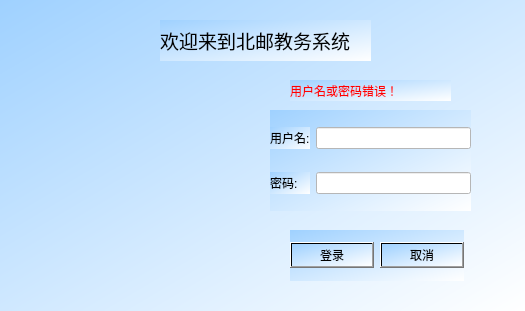
This is source/login.ui in laddie132/Academic-Management-System-Demo as Qt 5 draws it before an edit. The edited form follows.
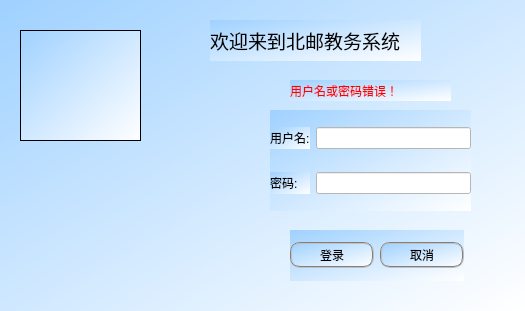
This is the edited form. Icons and pictures are not drawn.

Diff of the .ui file:
```diff
--- a/source/login.ui
+++ b/source/login.ui
@@ -29,6 +29,9 @@
    <layout class="QHBoxLayout" name="horizontalLayout">
     <item>
      <widget class="QPushButton" name="login_btn">
+      <property name="styleSheet">
+       <string notr="true">border:2px groove gray;border-radius:10px;padding:2px 4px;</string>
+      </property>
       <property name="text">
        <string>登录</string>
       </property>
@@ -42,6 +45,9 @@
     </item>
     <item>
      <widget class="QPushButton" name="cancel_btn">
+      <property name="styleSheet">
+       <string notr="true">border:2px groove gray;border-radius:10px;padding:2px 4px;</string>
+      </property>
       <property name="text">
        <string>取消</string>
       </property>
@@ -126,7 +132,7 @@
   <widget class="QLabel" name="hello_label">
    <property name="geometry">
     <rect>
-     <x>160</x>
+     <x>210</x>
      <y>20</y>
      <width>211</width>
      <height>41</height>
@@ -139,6 +145,25 @@
     <string>&lt;html&gt;&lt;head/&gt;&lt;body&gt;&lt;p&gt;&lt;span style=&quot; font-size:14pt;&quot;&gt;欢迎来到北邮教务系统&lt;/span&gt;&lt;/p&gt;&lt;/body&gt;&lt;/html&gt;</string>
    </property>
   </widget>
+  <widget class="QFrame" name="frame">
+   <property name="geometry">
+    <rect>
+     <x>20</x>
+     <y>30</y>
+     <width>121</width>
+     <height>111</height>
+    </rect>
+   </property>
+   <property name="styleSheet">
+    <string notr="true">border-image: url(:/image/bupt.jpg);</string>
+   </property>
+   <property name="frameShape">
+    <enum>QFrame::StyledPanel</enum>
+   </property>
+   <property name="frameShadow">
+    <enum>QFrame::Raised</enum>
+   </property>
+  </widget>
  </widget>
  <tabstops>
   <tabstop>username_edit</tabstop>
```
